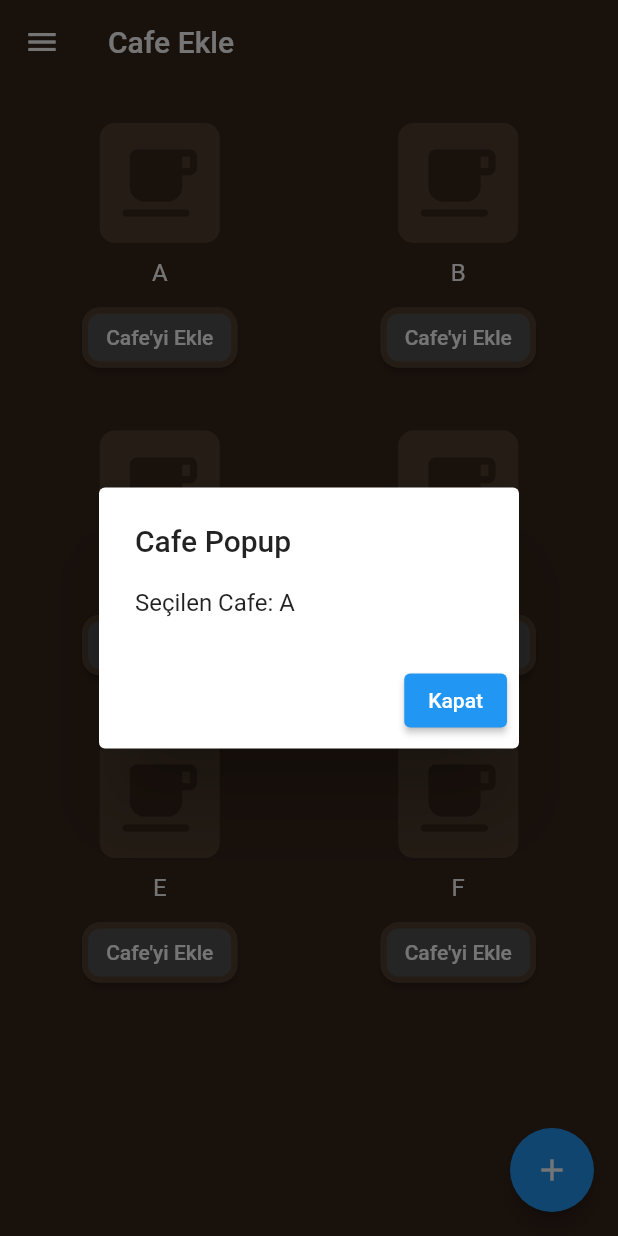
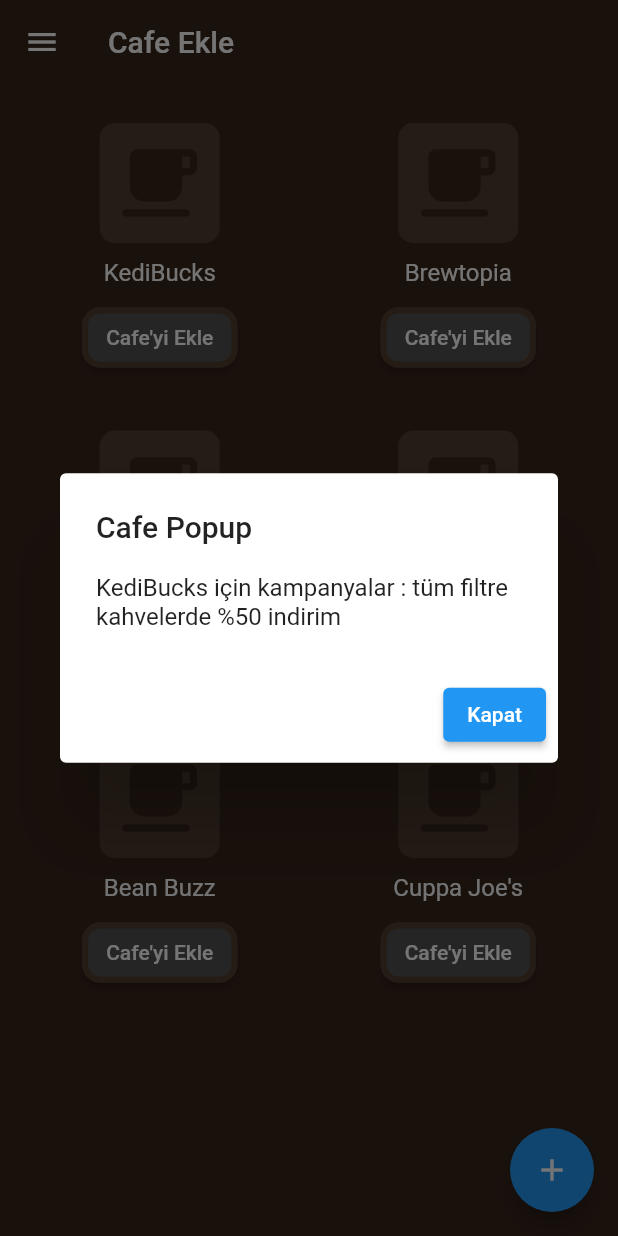
Before and after one commit to CafeCodeProject/cafeCodeApp, a Flutter app: the CafeBulSayfasi screen opened by its route, after a tap on the "local cafe" icon, on a phone screen of 412 x 824 dp. Run offline on Flutter 3.47's test engine with Material 2 defaults, Android fonts, the phone set to English and light mode, and no system bars; our stand-ins replace google_fonts, image_picker, qr_flutter, shared_preferences; accounts and stored records are empty.

Commit message:
isim duzenlemeleri

```diff
--- a/lib/main.dart
+++ b/lib/main.dart
@@ -1,3 +1,5 @@
+import 'dart:math';
+
 import 'package:flutter/material.dart';
 import 'package:qr_flutter/qr_flutter.dart';
 import 'package:http/http.dart' as http;
@@ -58,7 +60,6 @@ class _LoginPageState extends State<LoginPage> {
       body: jsonEncode(<String, String>{'userMail': email, 'userPassword': password}),
     );
 
-    log(response.body);
     print(jsonDecode(response.body)['token']);
 
     if (jsonDecode(response.body)['token'] != null) {
@@ -229,7 +230,6 @@ class _RegisterScreenState extends State<RegisterPage> {
         'userPassword': password,
       }),
     );
-    log(response.body);
 
     if (jsonDecode(response.body)['token']) {
       showDialog(
@@ -679,6 +679,15 @@ class CafeBulSayfasi extends StatefulWidget {
 class _CafeBulSayfasiState extends State<CafeBulSayfasi> {
   Color backgroundColor = Color(0xFF37251b); // Background color
   String selectedCafe = '';
+  List<String> kampanyalar = [
+    '1 kahve alana 1 tane bedava',
+    'tüm filtre kahvelerde %50 indirim',
+    '100 ₺ üzeri kahve harcamasına 1 kahve hediye'
+  ];
+  String getRandomKampanya() {
+    Random random = Random();
+    return kampanyalar[random.nextInt(kampanyalar.length)];
+  }
 
   @override
   Widget build(BuildContext context) {
@@ -789,7 +798,7 @@ class _CafeBulSayfasiState extends State<CafeBulSayfasi> {
       builder: (BuildContext context) {
         return AlertDialog(
           title: const Text('Cafe Popup'),
-          content: Text('Seçilen Cafe: $cafeName'),
+          content: Text('$cafeName için kampanyalar : ${getRandomKampanya()}'),
           actions: [
             ElevatedButton(
               onPressed: () {
--- a/lib/secilenCafeler.dart
+++ b/lib/secilenCafeler.dart
@@ -1,4 +1,4 @@
 class SecilenCafeler{
-  List<String> cafeNames = ['A', 'B', 'C', 'D', 'E', 'F'];
+  List<String> cafeNames = ['KediBucks', 'Brewtopia', 'Endülüs', 'Kahvemarşı', 'Bean Buzz', "Cuppa Joe's"];
   static List<String> secilenCafeler = [];
 }
```
